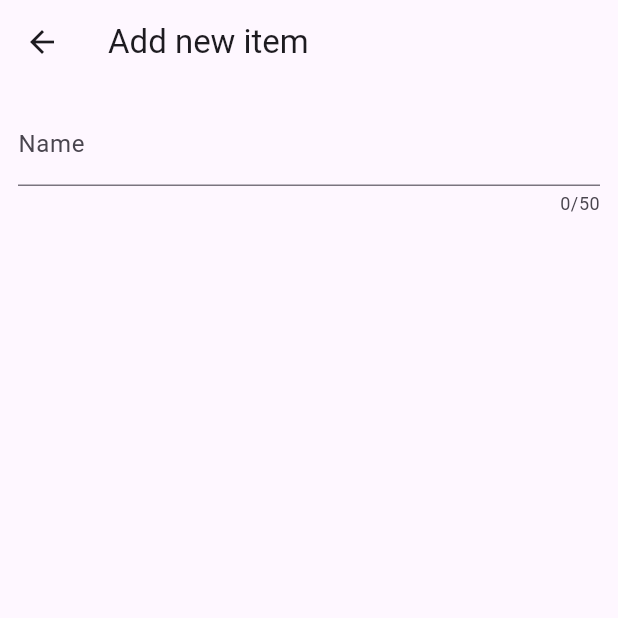
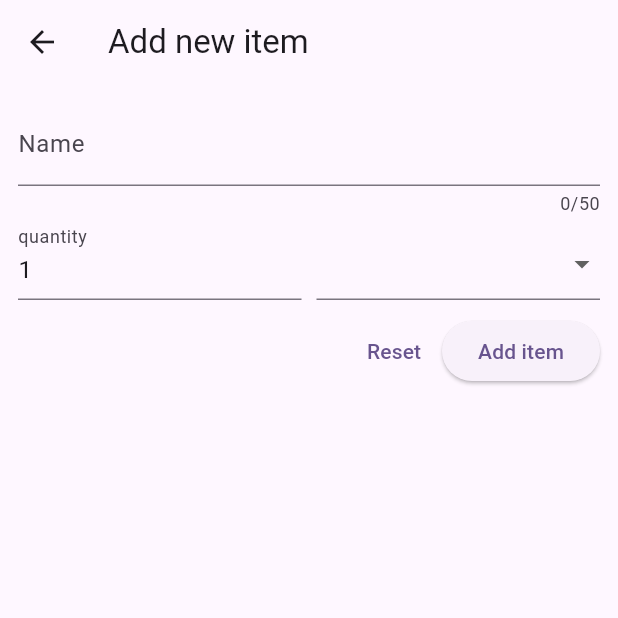
Before and after one commit to kurylko/shopping_list_app, a Flutter app: the NewItem screen opened directly, on a phone screen of 412 x 824 dp, the top half of it. Run offline on Flutter 3.47's test engine with Material 3 defaults, Android fonts, the phone set to English and light mode, and no system bars.

```diff
--- a/lib/widgets/new_item.dart
+++ b/lib/widgets/new_item.dart
@@ -1,4 +1,5 @@
 import 'package:flutter/material.dart';
+import 'package:shopping_list_app/data/categories.dart';
 
 class NewItem extends StatefulWidget {
   const NewItem({super.key});
@@ -10,6 +11,12 @@ class NewItem extends StatefulWidget {
 }
 
 class _NewItemState extends State<NewItem> {
+  final _formKey = GlobalKey<FormState>(); //easy access to _ Widget
+
+  void _saveItem() {
+    _formKey.currentState!.validate(); //executing validators
+  }
+
   @override
   Widget build(BuildContext context) {
     return Scaffold(
@@ -19,17 +26,89 @@ class _NewItemState extends State<NewItem> {
       body: Padding(
         padding: const EdgeInsets.all(12),
         child: Form(
+          key: _formKey,
           child: Column(
             children: [
               TextFormField(
+                //instead of TextField()
                 maxLength: 50,
                 decoration: const InputDecoration(
                   label: Text('Name'),
                 ),
                 validator: (value) {
-                  return 'demo';
+                  if (value == null ||
+                      value.isEmpty ||
+                      value.trim().length <= 1 ||
+                      value.trim().length > 50) {
+                    return 'use 1 - 50 chars';
+                  }
+                  return null;
                 },
-              ), //instead of TextField()
+              ),
+              Row(
+                crossAxisAlignment: CrossAxisAlignment.end,
+                children: [
+                  Expanded(
+                    child: TextFormField(
+                      decoration: const InputDecoration(
+                        label: Text('quantity'),
+                      ),
+                      keyboardType: TextInputType.number,
+                      initialValue: '1',
+                      validator: (value) {
+                        if (value == null ||
+                            value.isEmpty ||
+                            int.tryParse(value) == null ||
+                            int.tryParse(value)! <= 0) {
+                          return 'must be positive number';
+                        }
+                        return null;
+                      },
+                    ),
+                  ),
+                  const SizedBox(
+                    width: 10,
+                  ),
+                  Expanded(
+                    child: DropdownButtonFormField(items: [
+                      for (final category
+                          in categories.entries) //entry goes throught the Map
+                        DropdownMenuItem(
+                          value: category.value,
+                          child: Row(
+                            children: [
+                              Container(
+                                width: 16,
+                                height: 16,
+                                color: category.value.color,
+                              ),
+                              const SizedBox(
+                                width: 6,
+                              ),
+                              Text(category.value.title),
+                            ],
+                          ),
+                        ),
+                    ], onChanged: (value) {}),
+                  ),
+                ],
+              ),
+              const SizedBox(
+                height: 10,
+              ),
+              Row(
+                mainAxisAlignment: MainAxisAlignment.end,
+                children: [
+                  TextButton(
+                    onPressed: () {},
+                    child: const Text('Reset'),
+                  ),
+                  ElevatedButton(
+                    onPressed: _saveItem,
+                    child: const Text('Add item'),
+                  ),
+                ],
+              ),
             ],
           ),
         ),
```
